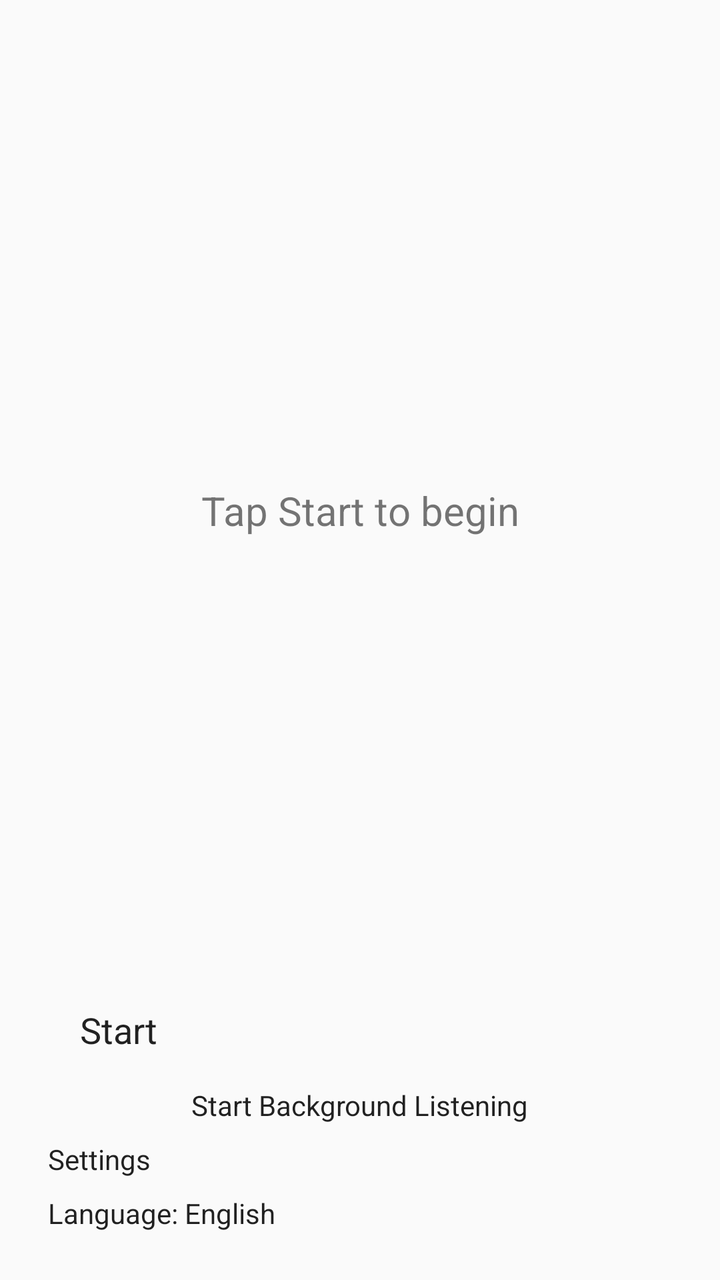
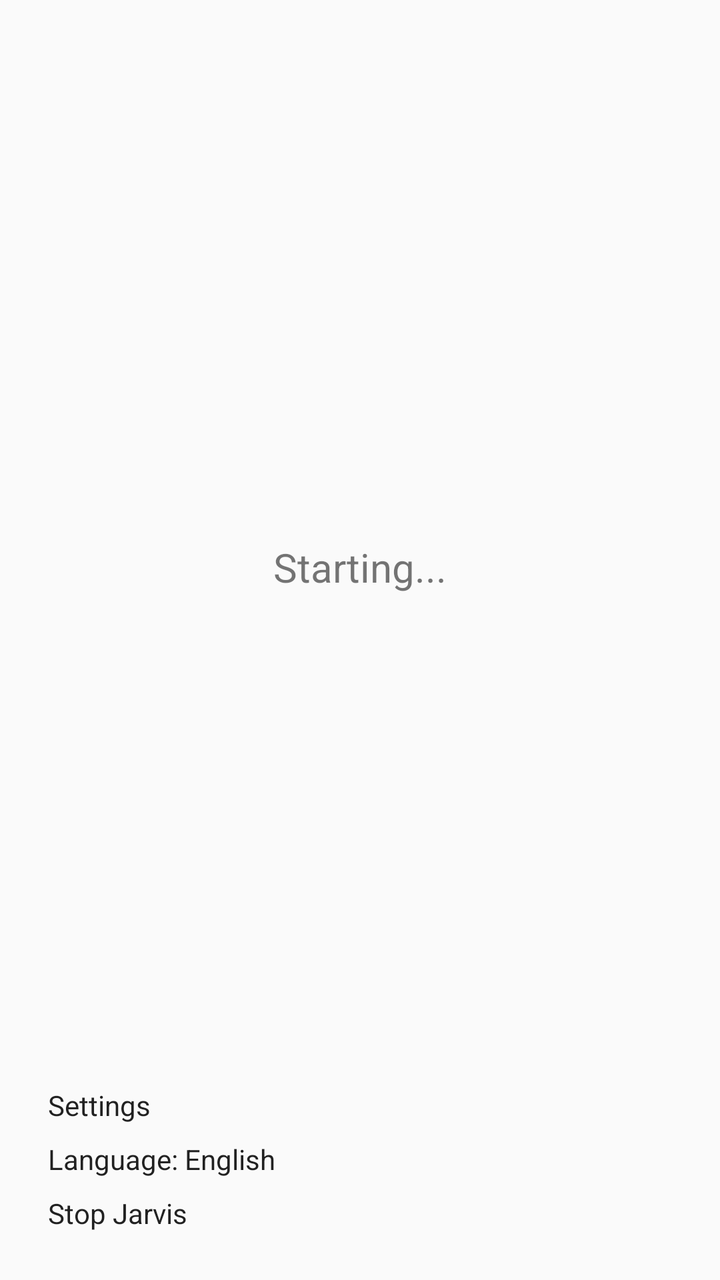

An Android layout rendered at two revisions. The XML below is the earlier revision; the diff shows what the commit changed to produce the second picture.
<!-- AndroidManifest.xml: application theme Theme.Dictate -->
<!-- res/layout/activity_transcription.xml -->
<?xml version="1.0" encoding="utf-8"?>
<LinearLayout xmlns:android="http://schemas.android.com/apk/res/android"
    android:layout_width="match_parent"
    android:layout_height="match_parent"
    android:orientation="vertical"
    android:padding="24dp"
    android:gravity="center_horizontal">

    <TextView
        android:id="@+id/transcriptionText"
        android:layout_width="match_parent"
        android:layout_height="0dp"
        android:layout_weight="1"
        android:gravity="center"
        android:textSize="20sp"
        android:padding="16dp"
        android:text="Tap Start to begin" />

    <Button
        android:id="@+id/toggleButton"
        android:layout_width="match_parent"
        android:layout_height="wrap_content"
        android:text="Start"
        android:textSize="18sp"
        android:padding="16dp" />

    <Button
        android:id="@+id/backgroundToggleButton"
        android:layout_width="wrap_content"
        android:layout_height="wrap_content"
        android:text="Start Background Listening" />

    <Button
        android:id="@+id/settingsButton"
        android:layout_width="match_parent"
        android:layout_height="wrap_content"
        android:text="Settings"
        android:layout_marginTop="8dp" />

    <Button
        android:id="@+id/languageButton"
        android:layout_width="match_parent"
        android:layout_height="wrap_content"
        android:text="Language: English"
        android:layout_marginTop="8dp" />

</LinearLayout>
<!-- resources referenced by this layout -->
<resources>
  <style name="Theme.Dictate" parent="android:Theme.Material.Light.NoActionBar" />
</resources>

<!-- the commit's change to res/layout/activity_transcription.xml (unified diff, before → after) -->
@@ -14,28 +14,13 @@
         android:gravity="center"
         android:textSize="20sp"
         android:padding="16dp"
-        android:text="Tap Start to begin" />
-
-    <Button
-        android:id="@+id/toggleButton"
-        android:layout_width="match_parent"
-        android:layout_height="wrap_content"
-        android:text="Start"
-        android:textSize="18sp"
-        android:padding="16dp" />
-
-    <Button
-        android:id="@+id/backgroundToggleButton"
-        android:layout_width="wrap_content"
-        android:layout_height="wrap_content"
-        android:text="Start Background Listening" />
+        android:text="Starting..." />
 
     <Button
         android:id="@+id/settingsButton"
         android:layout_width="match_parent"
         android:layout_height="wrap_content"
-        android:text="Settings"
-        android:layout_marginTop="8dp" />
+        android:text="Settings" />
 
     <Button
         android:id="@+id/languageButton"
@@ -44,4 +29,11 @@
         android:text="Language: English"
         android:layout_marginTop="8dp" />
 
+    <Button
+        android:id="@+id/stopButton"
+        android:layout_width="match_parent"
+        android:layout_height="wrap_content"
+        android:text="Stop Jarvis"
+        android:layout_marginTop="8dp" />
+
 </LinearLayout>
